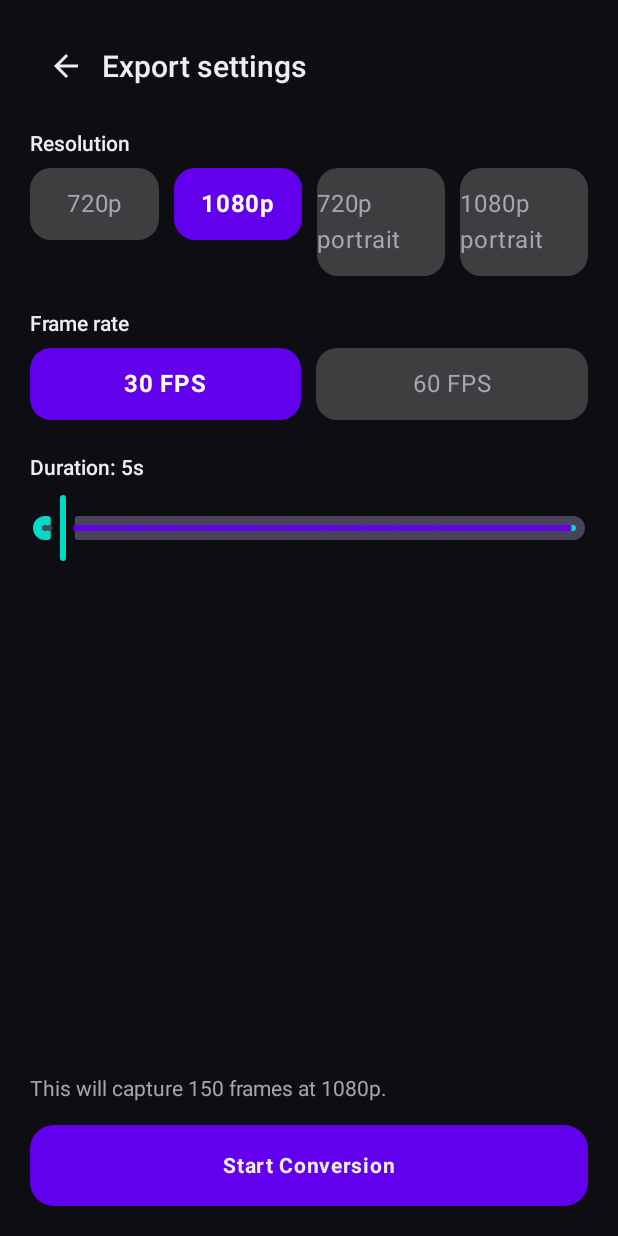
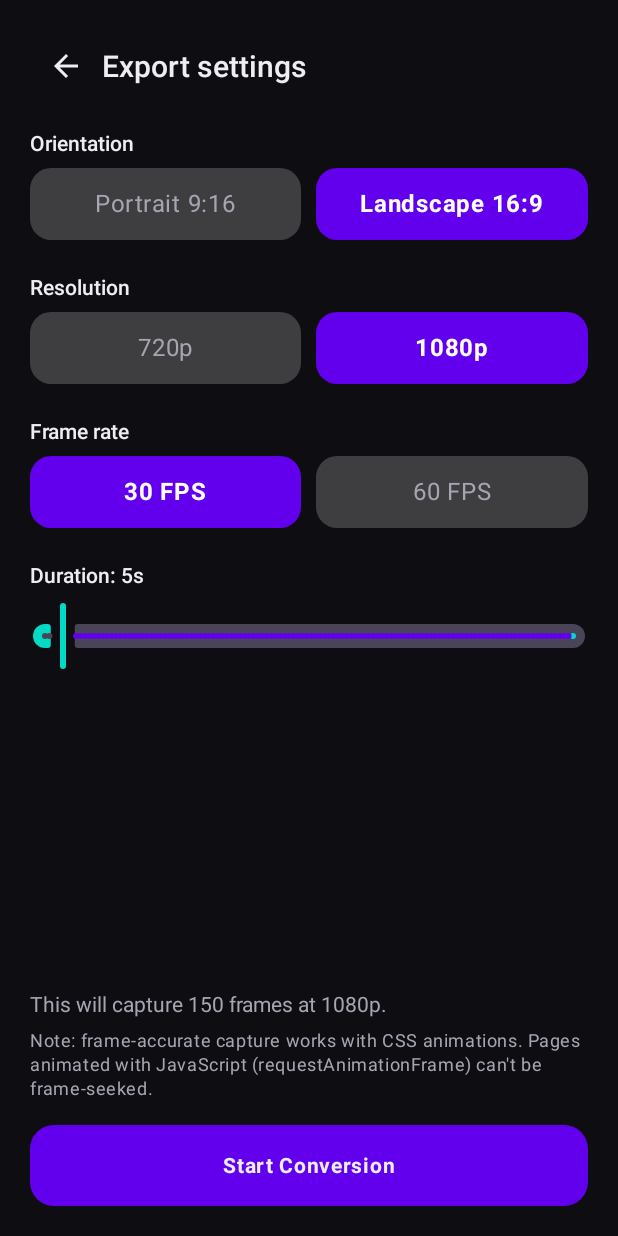
Before and after one commit to ToolBari/AnimationStudio, an Android app built with Jetpack Compose: the ConfigScreen screen opened through its navigation route, on a phone screen of 412 x 824 dp. Run offline under Robolectric (Android 15) with nearby library versions, the phone set to English and light mode, and no system bars; libraries missing offline, so code that uses them is left out: com.arthenica.ffmpegkit.

Commit message:
Fix: orientation picker Portrait 9:16 / Landscape 16:9 + 720p/1080p (FIX_SPEC Fix 1 UI)

```diff
--- a/app/src/main/java/com/din/htmltomp4/ui/screens/ConfigScreen.kt
+++ b/app/src/main/java/com/din/htmltomp4/ui/screens/ConfigScreen.kt
@@ -27,9 +27,26 @@ fun ConfigScreen(
 ) {
     val currentConfig by viewModel.config.collectAsState()
 
-    var resolution by remember { mutableStateOf(currentConfig.resolution) }
+    var orientationIndex by remember {
+        mutableStateOf(if (currentConfig.resolution.isPortrait) 0 else 1)
+    } // 0 = Portrait 9:16, 1 = Landscape 16:9
+    var sizeIndex by remember {
+        mutableStateOf(
+            if (currentConfig.resolution == Resolution.HD_720P ||
+                currentConfig.resolution == Resolution.PORTRAIT_720P
+            ) 0 else 1
+        )
+    } // 0 = 720p, 1 = 1080p
     var frameRate by remember { mutableStateOf(currentConfig.frameRate) }
     var duration by remember { mutableStateOf(currentConfig.durationSeconds) }
+
+    // Resolution is derived from the orientation + size pickers.
+    val resolution = when {
+        orientationIndex == 0 && sizeIndex == 0 -> Resolution.PORTRAIT_720P
+        orientationIndex == 0 -> Resolution.PORTRAIT_1080P
+        sizeIndex == 0 -> Resolution.HD_720P
+        else -> Resolution.HD_1080P
+    }
 
     Column(
         modifier = Modifier
@@ -47,11 +64,20 @@ fun ConfigScreen(
 
         Spacer(modifier = Modifier.height(20.dp))
 
+        SectionLabel("Orientation")
+        SegmentedChips(
+            options = listOf("Portrait 9:16", "Landscape 16:9"),
+            selectedIndex = orientationIndex,
+            onSelect = { orientationIndex = it }
+        )
+
+        Spacer(modifier = Modifier.height(24.dp))
+
         SectionLabel("Resolution")
         SegmentedChips(
-            options = Resolution.entries.map { it.label },
-            selectedIndex = Resolution.entries.indexOf(resolution),
-            onSelect = { resolution = Resolution.entries[it] }
+            options = listOf("720p", "1080p"),
+            selectedIndex = sizeIndex,
+            onSelect = { sizeIndex = it }
         )
 
         Spacer(modifier = Modifier.height(24.dp))
@@ -83,6 +109,14 @@ fun ConfigScreen(
         Text(
             text = "This will capture $estimatedFrames frames at ${resolution.label}.",
             style = MaterialTheme.typography.bodyMedium,
+            modifier = Modifier.padding(bottom = 8.dp)
+        )
+        Text(
+            text = "Note: frame-accurate capture works with CSS animations. " +
+                "Pages animated with JavaScript (requestAnimationFrame) " +
+                "can't be frame-seeked.",
+            style = MaterialTheme.typography.bodySmall,
+            color = OnDarkTextMuted,
             modifier = Modifier.padding(bottom = 16.dp)
         )
 
```
